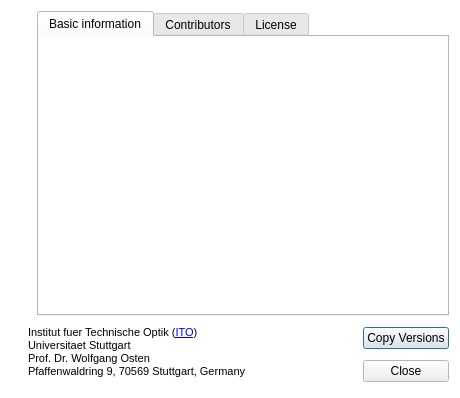
itom-project/itom, file Qitom/ui/dialogAbout.ui: the form before one commit.
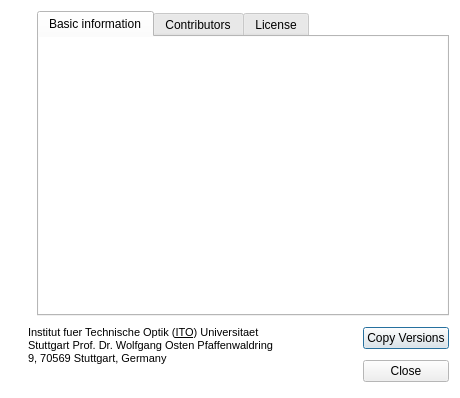
The form after the commit. Icons and pictures are not drawn.

Commit message: about dialog is now also style dependent

Diff of the .ui file:
```diff
--- a/Qitom/ui/dialogAbout.ui
+++ b/Qitom/ui/dialogAbout.ui
@@ -376,10 +376,7 @@
 &lt;html&gt;&lt;head&gt;&lt;meta name=&quot;qrichtext&quot; content=&quot;1&quot; /&gt;&lt;style type=&quot;text/css&quot;&gt;
 p, li { white-space: pre-wrap; }
 &lt;/style&gt;&lt;/head&gt;&lt;body style=&quot; font-family:'MS Shell Dlg 2'; font-size:8.25pt; font-weight:400; font-style:normal;&quot;&gt;
-&lt;p style=&quot; margin-top:0px; margin-bottom:0px; margin-left:0px; margin-right:0px; -qt-block-indent:0; text-indent:0px;&quot;&gt;&lt;span style=&quot; font-size:8pt;&quot;&gt;Institut fuer Technische Optik (&lt;/span&gt;&lt;a href=&quot;http://www.ito.uni-stuttgart.de&quot;&gt;&lt;span style=&quot; font-size:8pt; text-decoration: underline; color:#0000ff;&quot;&gt;ITO&lt;/span&gt;&lt;/a&gt;&lt;span style=&quot; font-size:8pt;&quot;&gt;) &lt;/span&gt;&lt;/p&gt;
-&lt;p style=&quot; margin-top:0px; margin-bottom:0px; margin-left:0px; margin-right:0px; -qt-block-indent:0; text-indent:0px;&quot;&gt;&lt;span style=&quot; font-size:8pt;&quot;&gt;Universitaet Stuttgart&lt;/span&gt;&lt;/p&gt;
-&lt;p style=&quot; margin-top:0px; margin-bottom:0px; margin-left:0px; margin-right:0px; -qt-block-indent:0; text-indent:0px;&quot;&gt;&lt;span style=&quot; font-size:8pt;&quot;&gt;Prof. Dr. Wolfgang Osten&lt;/span&gt;&lt;/p&gt;
-&lt;p style=&quot; margin-top:0px; margin-bottom:0px; margin-left:0px; margin-right:0px; -qt-block-indent:0; text-indent:0px;&quot;&gt;&lt;span style=&quot; font-size:8pt;&quot;&gt;Pfaffenwaldring 9, 70569 Stuttgart, Germany&lt;/span&gt;&lt;/p&gt;&lt;/body&gt;&lt;/html&gt;</string>
+&lt;p style=&quot; margin-top:12px; margin-bottom:12px; margin-left:0px; margin-right:0px; -qt-block-indent:0; text-indent:0px;&quot;&gt;&lt;span style=&quot; font-size:8pt; color:#000000;&quot;&gt;Institut fuer Technische Optik (&lt;/span&gt;&lt;a href=&quot;http://www.ito.uni-stuttgart.de&quot;&gt;&lt;span style=&quot; font-size:8pt; text-decoration: underline; color:#000000;&quot;&gt;ITO&lt;/span&gt;&lt;/a&gt;&lt;span style=&quot; font-size:8pt; color:#000000;&quot;&gt;) Universitaet Stuttgart Prof. Dr. Wolfgang Osten Pfaffenwaldring 9, 70569 Stuttgart, Germany&lt;/span&gt;&lt;/p&gt;&lt;/body&gt;&lt;/html&gt;</string>
        </property>
        <property name="openExternalLinks">
         <bool>true</bool>
```
The commit also changes 10 other files.
